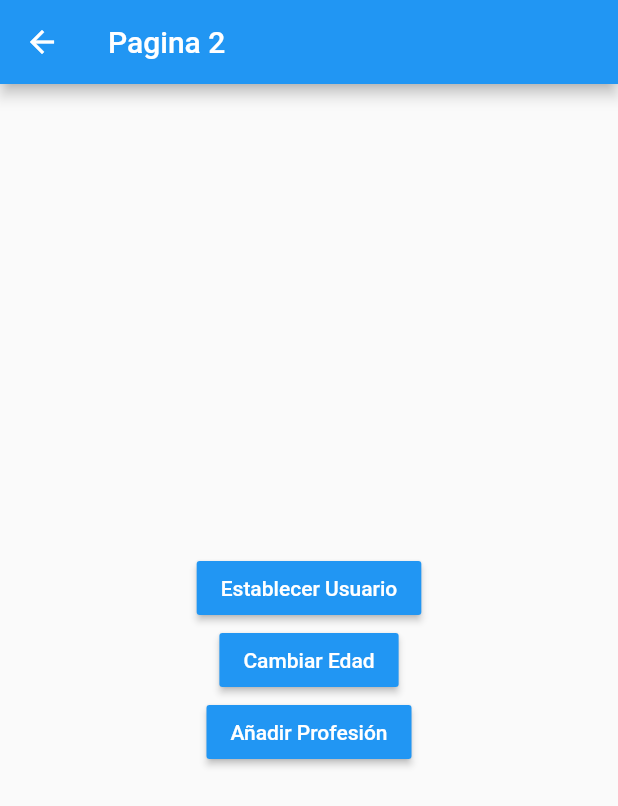
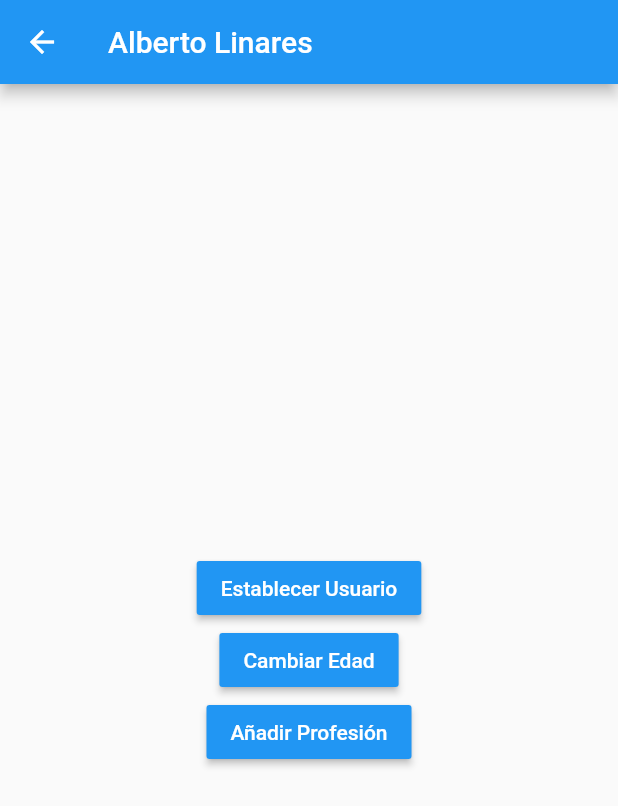
Before and after one commit to alinares94/gestor-estados-flutter, a Flutter app: the Pagina2Screen screen opened by its route, after a tap on "Establecer Usuario", on a phone screen of 412 x 824 dp. Shown: the top 806 px of the screen. Run offline on Flutter 3.47's test engine with Material 2 defaults, Android fonts, the phone set to English and light mode, and no system bars.

Commit message:
singleton app

```diff
--- a/estados/lib/models/usuario.dart
+++ b/estados/lib/models/usuario.dart
@@ -3,7 +3,7 @@
 class Usuario {
   String nombre;
   int edad;
-  List<String> profesiones;
+  List<String>? profesiones;
 
-  Usuario({ required this.nombre, required this.edad, required this.profesiones });
+  Usuario({ required this.nombre, required this.edad, this.profesiones });
 }
--- a/estados/lib/screens/pagina1_screen.dart
+++ b/estados/lib/screens/pagina1_screen.dart
@@ -1,3 +1,5 @@
+import 'package:estados/models/Usuario.dart';
+import 'package:estados/services/usuario_service.dart';
 import 'package:flutter/material.dart';
 
 class Pagina1Screen extends StatelessWidget {
@@ -10,7 +12,14 @@ class Pagina1Screen extends StatelessWidget {
       appBar: AppBar(
         title: const Text('Pagina 1'),
       ),
-      body: const InformacionUsuario(),
+      body: StreamBuilder(
+        stream: usuarioService.usuarioStream,
+        builder: (BuildContext context, AsyncSnapshot<Usuario> snapshot) {
+          return snapshot.hasData && usuarioService.existeUsuario
+            ? InformacionUsuario(usuario: snapshot.data!)
+            : const Center(child: Text('No hay información de usuario'));
+        },
+      ),
       floatingActionButton: FloatingActionButton(
         child: const Icon(Icons.accessibility_new),
         onPressed: () => Navigator.pushNamed(context, 'pagina2')
@@ -21,8 +30,11 @@ class Pagina1Screen extends StatelessWidget {
 
 class InformacionUsuario extends StatelessWidget {
   const InformacionUsuario({
+    required this.usuario,
     Key? key,
   }) : super(key: key);
+
+  final Usuario usuario;
 
   @override
   Widget build(BuildContext context) {
@@ -32,20 +44,20 @@ class InformacionUsuario extends StatelessWidget {
       padding: const EdgeInsets.all(20),
       child: Column(
         crossAxisAlignment: CrossAxisAlignment.start,
-        children: const [
+        children: [
 
-          Text('General', style: TextStyle( fontSize: 18, fontWeight: FontWeight.bold)),
-          Divider(),
+          const Text('General', style: TextStyle( fontSize: 18, fontWeight: FontWeight.bold)),
+          const Divider(),
 
-          ListTile( title: Text('Nombre: ')),
-          ListTile( title: Text('Edad: ')),
+          ListTile( title: Text('Nombre: ${usuario.nombre}')),
+          ListTile( title: Text('Edad: ${usuario.edad}')),
 
-          Text('Profesiones', style: TextStyle( fontSize: 18, fontWeight: FontWeight.bold)),
-          Divider(),
+          const Text('Profesiones', style: TextStyle( fontSize: 18, fontWeight: FontWeight.bold)),
+          const Divider(),
 
-          ListTile( title: Text('Profesión 1: ')),
-          ListTile( title: Text('Profesión 2: ')),
-          ListTile( title: Text('Profesión 3: ')),
+          const ListTile( title: Text('Profesión 1: ')),
+          const ListTile( title: Text('Profesión 2: ')),
+          const ListTile( title: Text('Profesión 3: ')),
 
       ]),
     );
--- a/estados/lib/screens/pagina2_screen.dart
+++ b/estados/lib/screens/pagina2_screen.dart
@@ -1,3 +1,5 @@
+import 'package:estados/models/Usuario.dart';
+import 'package:estados/services/usuario_service.dart';
 import 'package:flutter/material.dart';
 
 class Pagina2Screen extends StatelessWidget {
@@ -8,7 +10,14 @@ class Pagina2Screen extends StatelessWidget {
   Widget build(BuildContext context) {
     return Scaffold(
       appBar: AppBar(
-        title: const Text('Pagina 2'),
+        title: StreamBuilder(
+          stream: usuarioService.usuarioStream,
+          builder: (BuildContext context, AsyncSnapshot<Usuario> snapshot) {
+            return snapshot.hasData
+              ? Text(snapshot.data!.nombre)
+              : const Text('Pagina 2');
+          },
+        ),
       ),
       body: SizedBox(
         height: double.infinity,
@@ -19,14 +28,17 @@ class Pagina2Screen extends StatelessWidget {
             MaterialButton(
               color: Colors.blue,
               onPressed: () {
-
+                usuarioService.cargarUsuario(Usuario(
+                  nombre: 'Alberto Linares',
+                  edad: 28,
+                ));
               },
               child: const Text('Establecer Usuario', style: TextStyle(color: Colors.white)),
             ),
             MaterialButton(
               color: Colors.blue,
               onPressed: () {
-
+                usuarioService.cambiarEdad(50);
               },
               child: const Text('Cambiar Edad', style: TextStyle(color: Colors.white)),
             ),
--- /dev/null
+++ b/estados/lib/services/usuario_service.dart
@@ -0,0 +1,31 @@
+
+
+import 'dart:async';
+
+import 'package:estados/models/Usuario.dart';
+
+class _UsuarioService {
+
+  final StreamController<Usuario> _usuarioStreamController = StreamController<Usuario>.broadcast();
+  Usuario? _usuario;
+
+  Stream<Usuario> get usuarioStream => _usuarioStreamController.stream;
+  Usuario? get usuario => _usuario;
+  bool get existeUsuario => _usuario != null;
+
+  void cargarUsuario( Usuario user ) {
+    _usuario = user;
+    _usuarioStreamController.add(_usuario!);
+  }
+
+  void cambiarEdad( int edad ) {
+    _usuario?.edad = edad;
+    _usuarioStreamController.add(_usuario!);
+  }
+
+  dispose() {
+    _usuarioStreamController.close();
+  }
+}
+
+final usuarioService = _UsuarioService();
```
